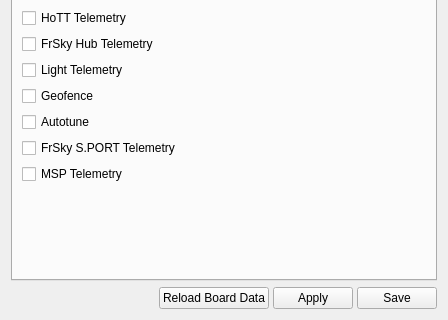
Qt form ground/gcs/src/plugins/config/modules.ui (TauLabs/TauLabs) before a commit; both pictures show x 0 to 448 and y 377 to 697 of the 448 by 697 pixel window.
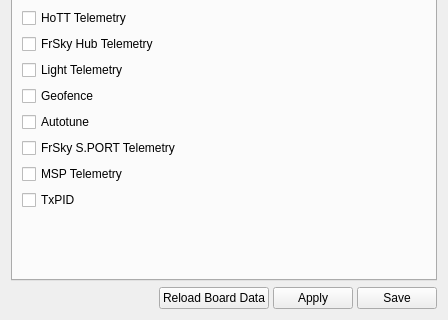
The same form after that commit. Icons and pictures are not drawn.

Commit message: GCS: Add TxPID checkbox to modules page For indication only, checkbox is always disabled. Fixes #1872

What changed in the file:
```diff
--- a/ground/gcs/src/plugins/config/modules.ui
+++ b/ground/gcs/src/plugins/config/modules.ui
@@ -218,6 +218,16 @@
          </property>
         </widget>
        </item>
+       <item>
+        <widget class="QCheckBox" name="cbTxPid">
+         <property name="toolTip">
+          <string>&lt;html&gt;&lt;head/&gt;&lt;body&gt;&lt;p&gt;The TxPID module allows settings to be tuned in-flight using the transmitter.  See the TxPID configuration tab for more information and to enable this module.&lt;/p&gt;&lt;/body&gt;&lt;/html&gt;</string>
+         </property>
+         <property name="text">
+          <string>TxPID</string>
+         </property>
+        </widget>
+       </item>
        <item>
         <spacer name="verticalSpacer_4">
          <property name="orientation">
```
The commit also changes 1 other file.
